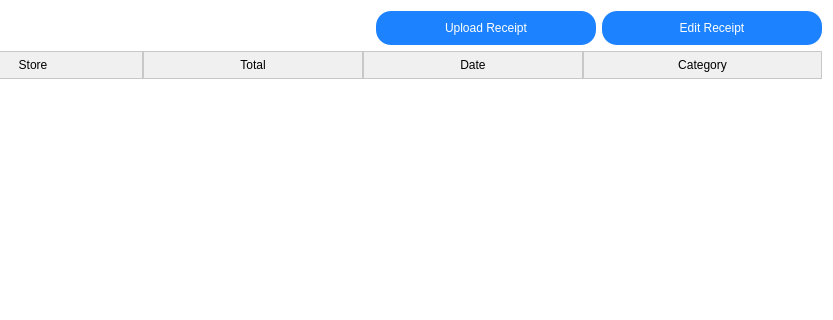
The window that frontend/ReceiptVault/ReceiptsPage.ui (IsaiahIruoha/receiptvault) describes before a commit, drawn with Qt 5; both pictures show x 88 to 921 and y 0 to 320 of the 921 by 537 pixel window.
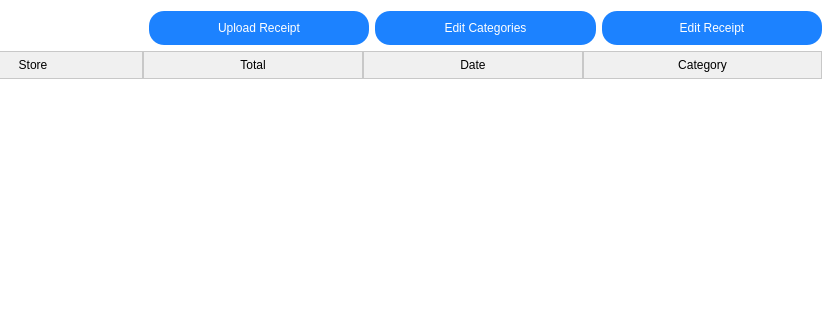
The same window after the commit. Icons and pictures are not drawn.

Commit message: added category edit dialog

```diff
--- a/frontend/ReceiptVault/ReceiptsPage.ui
+++ b/frontend/ReceiptVault/ReceiptsPage.ui
@@ -182,7 +182,7 @@
      </column>
     </widget>
    </item>
-   <item row="0" column="2" colspan="2">
+   <item row="0" column="1" colspan="3">
     <layout class="QHBoxLayout" name="horizontalLayout">
      <item>
       <widget class="QPushButton" name="button_UploadReceipt">
@@ -215,6 +215,31 @@
        </property>
       </widget>
      </item>
+     <item>
+      <widget class="QPushButton" name="button_EditCategories">
+       <property name="styleSheet">
+        <string notr="true">QPushButton {
+    background-color: rgb(28, 130, 255);
+    border: none;
+    border-radius: 15px;
+    color: white;
+    padding: 10px 20px;
+    font: bold 15px &quot;Arial&quot;;
+}
+
+QPushButton:hover {
+    background-color: rgb(33, 145, 255);
+}
+
+QPushButton:pressed {
+    background-color: rgb(23, 110, 230);
+}</string>
+       </property>
+       <property name="text">
+        <string>Edit Categories</string>
+       </property>
+      </widget>
+     </item>
      <item>
       <widget class="QPushButton" name="button_EditReceipt">
        <property name="sizePolicy">
```
The commit also changes 11 other files.
